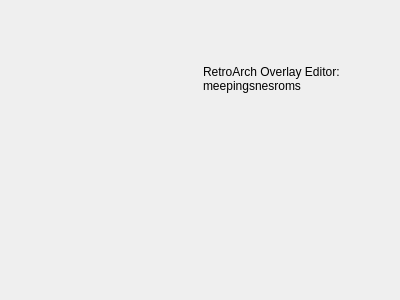
Before: the Qt Designer form RetroArchOverlayEditor/about.ui in meepingsnesroms/RetroArchOverlayEditor, drawn with Qt 5.
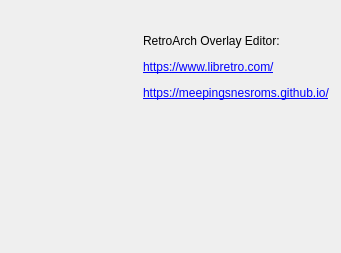
After: the same form once the commit is applied. Icons and pictures are not drawn.

Diff of the .ui file:
```diff
--- a/RetroArchOverlayEditor/about.ui
+++ b/RetroArchOverlayEditor/about.ui
@@ -6,8 +6,8 @@
    <rect>
     <x>0</x>
     <y>0</y>
-    <width>400</width>
-    <height>300</height>
+    <width>341</width>
+    <height>253</height>
    </rect>
   </property>
   <property name="windowTitle">
@@ -17,23 +17,40 @@
    <item row="0" column="1">
     <widget class="QLabel" name="label_2">
      <property name="text">
-      <string>RetroArch Overlay Editor:
-meepingsnesroms</string>
+      <string>&lt;html&gt;&lt;head/&gt;&lt;body&gt;&lt;p&gt;RetroArch Overlay Editor:&lt;/p&gt;&lt;p&gt;&lt;a href=&quot;https://www.libretro.com/&quot;&gt;&lt;span style=&quot; text-decoration: underline; color:#0000ff;&quot;&gt;https://www.libretro.com/&lt;/span&gt;&lt;/a&gt;&lt;/p&gt;&lt;p&gt;&lt;a href=&quot;https://meepingsnesroms.github.io/&quot;&gt;&lt;span style=&quot; text-decoration: underline; color:#0000ff;&quot;&gt;https://meepingsnesroms.github.io/&lt;/span&gt;&lt;/a&gt;&lt;/p&gt;&lt;/body&gt;&lt;/html&gt;</string>
      </property>
     </widget>
    </item>
    <item row="0" column="0">
     <widget class="QLabel" name="logo1">
+     <property name="sizePolicy">
+      <sizepolicy hsizetype="Preferred" vsizetype="Preferred">
+       <horstretch>0</horstretch>
+       <verstretch>0</verstretch>
+      </sizepolicy>
+     </property>
      <property name="text">
       <string/>
      </property>
+     <property name="alignment">
+      <set>Qt::AlignCenter</set>
+     </property>
     </widget>
    </item>
    <item row="1" column="0">
     <widget class="QLabel" name="logo2">
+     <property name="sizePolicy">
+      <sizepolicy hsizetype="Preferred" vsizetype="Preferred">
+       <horstretch>0</horstretch>
+       <verstretch>0</verstretch>
+      </sizepolicy>
+     </property>
      <property name="text">
       <string/>
      </property>
+     <property name="alignment">
+      <set>Qt::AlignCenter</set>
+     </property>
     </widget>
    </item>
   </layout>
```
Left out of the diff: 8 changed lines with no effect on the pictures.
